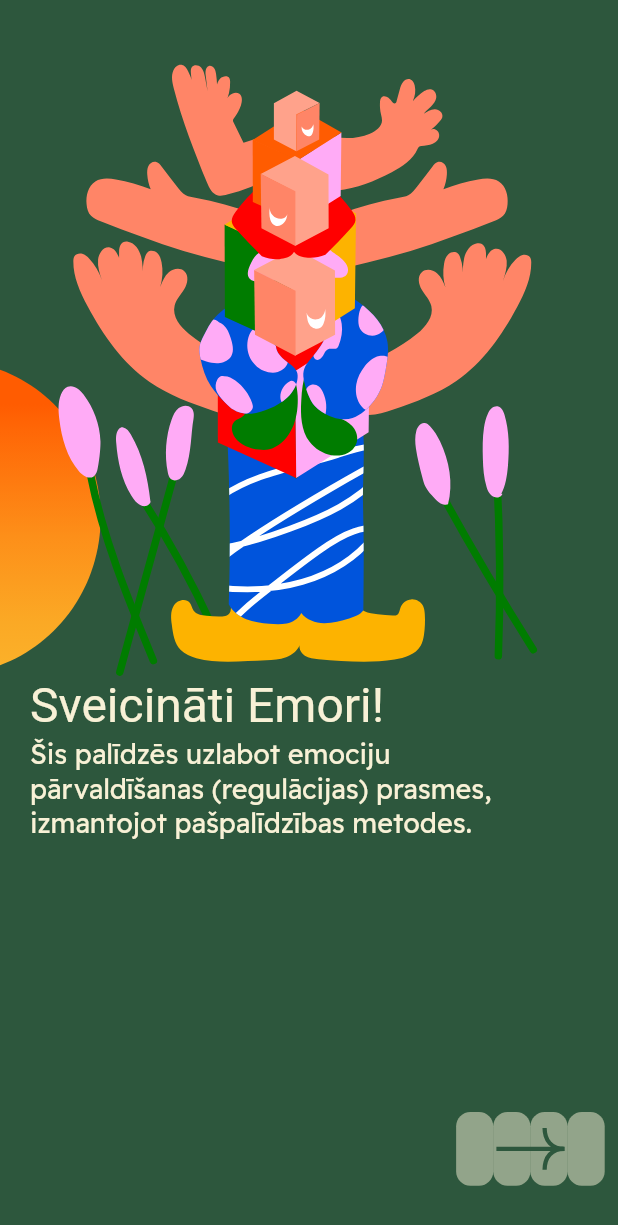
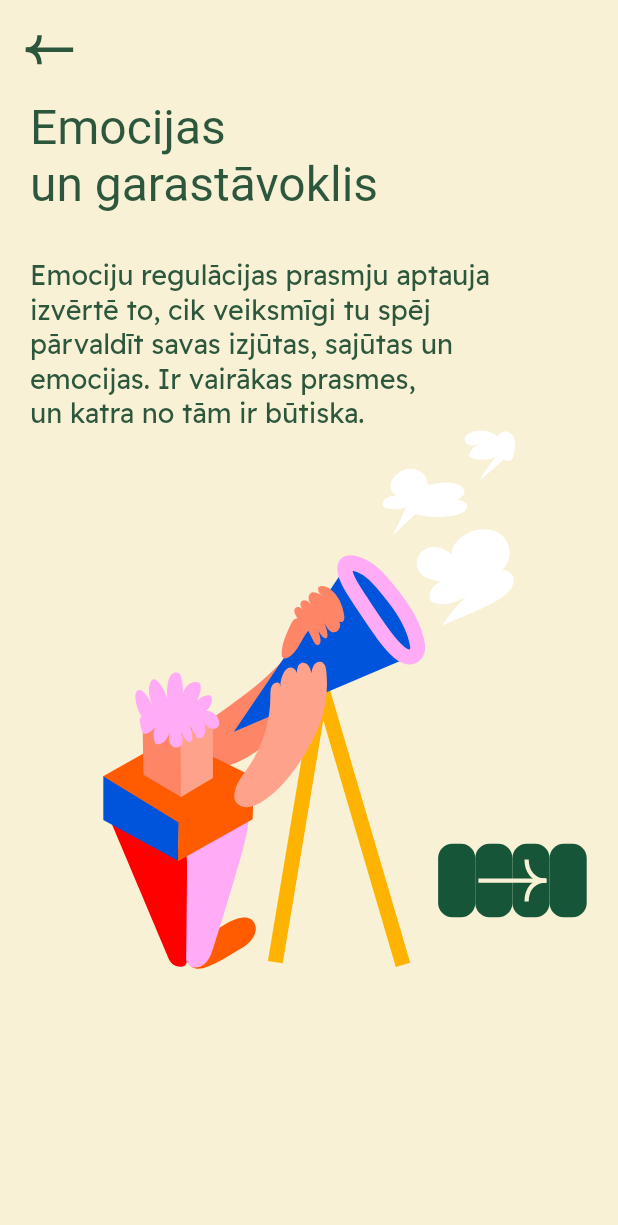
Before and after one commit to janisviksne/emori, a Flutter app: the screen it shows after launch, on a phone screen of 412 x 824 dp. Shown: the top 1225 px of the screen. Run offline on Flutter 3.47's test engine with Material 2 defaults, Android fonts, the phone set to English and light mode, and no system bars; our stand-ins replace flutter_svg; Roboto replaces fonts that are missing (Montagu Slab).

Commit message:
Questionnaire intro screen with layout

```diff
--- a/lib/main.dart
+++ b/lib/main.dart
@@ -1,4 +1,4 @@
-import 'package:emori/screens/intro_screens/first_intro_screen.dart';
+import 'package:emori/screens/questionnaire_screens/questionnaire_intro.dart';
 import 'package:flutter/material.dart';
 
 void main() => runApp(const MyApp());
@@ -10,7 +10,7 @@ class MyApp extends StatelessWidget {
   Widget build(BuildContext context) {
     return MaterialApp(
       theme: ThemeData.light(),
-      home: const FirstIntroScreen(),
+      home: const QuestionnaireAIntroScreen(),
     );
   }
 }
--- a/lib/screens/auth_screens/email_password_screen.dart
+++ b/lib/screens/auth_screens/email_password_screen.dart
@@ -2,6 +2,7 @@ import 'package:emori/model/user/register_user.dart';
 import 'package:emori/screens/auth_screens/login_screen.dart';
 import 'package:emori/screens/auth_screens/username_screen.dart';
 import 'package:emori/utilities/constants/text_constants/auth_constants.dart';
+import 'package:emori/utilities/constants/widget_constants/widget_constants.dart';
 import 'package:flutter/cupertino.dart';
 import 'package:flutter/material.dart';
 import 'package:flutter_svg/svg.dart';
@@ -26,21 +27,7 @@ class _EmailPasswordScreenState extends State<EmailPasswordScreen> {
       body: SafeArea(
         child: Column(
           children: [
-            Container(
-              padding: const EdgeInsets.only(left: 10.0, top: 10.0),
-              child: Row(
-                children: [
-                  IconButton(
-                    iconSize: 50.0,
-                    onPressed: () {
-                      Navigator.pop(context);
-                    },
-                    icon: SvgPicture.asset(
-                        'assets/images/common/back_arrow_green.svg'),
-                  ),
-                ],
-              ),
-            ),
+            kBackArrowGreen(context),
             Container(
               padding: const EdgeInsets.only(left: 20.0, right: 20.0),
               child: Column(
--- a/lib/screens/intro_screens/first_intro_screen.dart
+++ b/lib/screens/intro_screens/first_intro_screen.dart
@@ -58,8 +58,7 @@ class FirstIntroScreen extends StatelessWidget {
                 ],
               ),
             ),
-            Expanded(
-              child: Row(
+            Row(
               mainAxisAlignment: MainAxisAlignment.end,
               crossAxisAlignment: CrossAxisAlignment.end,
               children: [
@@ -76,7 +75,25 @@ class FirstIntroScreen extends StatelessWidget {
                 ),
               ],
             ),
-            )
+            // Expanded(
+            //   child: Row(
+            //     mainAxisAlignment: MainAxisAlignment.end,
+            //     crossAxisAlignment: CrossAxisAlignment.end,
+            //     children: [
+            //       IconButton(
+            //         iconSize: 100.0,
+            //         onPressed: () {
+            //           Navigator.push(
+            //               context,
+            //               MaterialPageRoute(
+            //                   builder: (context) => const SecondIntroScreen()));
+            //         },
+            //         icon: SvgPicture.asset(
+            //             'assets/images/intro_backgrounds/first_intro/first_intro_forward_arrow_icon.svg'),
+            //       ),
+            //     ],
+            //   ),
+            // )
           ],
         ),
       ),
--- /dev/null
+++ b/lib/screens/questionnaire_screens/questionnaire_intro.dart
@@ -0,0 +1,74 @@
+import 'package:emori/screens/auth_screens/temporary.dart';
+import 'package:emori/utilities/constants/text_constants/auth_constants.dart';
+import 'package:emori/utilities/constants/widget_constants/widget_constants.dart';
+import 'package:flutter/material.dart';
+import 'package:flutter_svg/svg.dart';
+
+class QuestionnaireAIntroScreen extends StatelessWidget {
+  const QuestionnaireAIntroScreen({Key? key}) : super(key: key);
+
+  @override
+  Widget build(BuildContext context) {
+    return Scaffold(
+      backgroundColor: kActiveYellow,
+      body: SafeArea(
+          child: Column(
+        children: [
+          kBackArrowGreen(context),
+          Container(
+            padding: const EdgeInsets.only(left: 20.0, right: 20.0),
+            child: Column(
+              children: [
+                Row(
+                  children: [
+                    kInputTextHeading(
+                        'Emocijas\nun garastāvoklis', kActiveGreen, 32)
+                  ],
+                ),
+                kSizedBox(30),
+                Row(
+                  children: [
+                    kDescriptionText(
+                        'Emociju regulācijas prasmju aptauja\nizvērtē to, cik veiksmīgi tu spēj\npārvaldīt savas izjūtas, sajūtas un\n'
+                        'emocijas. Ir vairākas prasmes,\nun katra no tām ir būtiska.',
+                        kActiveGreen,
+                        18),
+                  ],
+                ),
+                Stack(
+                  children: [
+                    Row(
+                      mainAxisAlignment: MainAxisAlignment.center,
+                      children: [
+                        SvgPicture.asset(
+                          'assets/images/questionnaire_backgrounds/questionnaire_intro_person.svg',
+                        ),
+                      ],
+                    ),
+                    Row(
+                      mainAxisAlignment: MainAxisAlignment.end,
+                      children: [
+                        IconButton(
+                          padding: const EdgeInsets.only(top: 250.0),
+                          iconSize: 100.0,
+                          onPressed: () {
+                            Navigator.push(
+                                context,
+                                MaterialPageRoute(
+                                    builder: (context) => const TempScreen()));
+                          },
+                          icon: SvgPicture.asset(
+                              'assets/images/common/active_forward_button_green.svg'),
+                        ),
+                      ],
+                    )
+                  ],
+                ),
+              ],
+            ),
+          ),
+        ],
+      )),
+    );
+  }
+}
--- a/lib/utilities/constants/widget_constants/widget_constants.dart
+++ b/lib/utilities/constants/widget_constants/widget_constants.dart
@@ -1,6 +1,7 @@
 import 'dart:developer';
 
 import 'package:flutter/material.dart';
+import 'package:flutter_svg/svg.dart';
 
 import '../text_constants/auth_constants.dart';
 
@@ -14,3 +15,18 @@ Row kBackArrow(String logMessage, BuildContext context) => Row(children: [
           icon: const Icon(Icons.arrow_back),
           color: kActiveYellow)
     ]);
+
+Container kBackArrowGreen(BuildContext context) => Container(
+      child: Row(
+        mainAxisAlignment: MainAxisAlignment.start,
+        children: [
+          IconButton(
+            iconSize: 50.0,
+            onPressed: () {
+              Navigator.pop(context);
+            },
+            icon: SvgPicture.asset('assets/images/common/back_arrow_green.svg'),
+          ),
+        ],
+      ),
+    );
--- a/pubspec.yaml
+++ b/pubspec.yaml
@@ -41,6 +41,7 @@ flutter:
   - assets/images/intro_backgrounds/third_intro/
   - assets/images/intro_backgrounds/fourth_intro/
   - assets/images/intro_backgrounds/fifth_intro/
+  - assets/images/questionnaire_backgrounds/
   - assets/images/common/
   fonts:
     - family: Readex Pro
```
Also changed, not shown: assets/images/questionnaire_backgrounds/questionnaire_intro_person.svg (added), pubspec.lock. Lines whose indentation alone changed are shown as unchanged.
